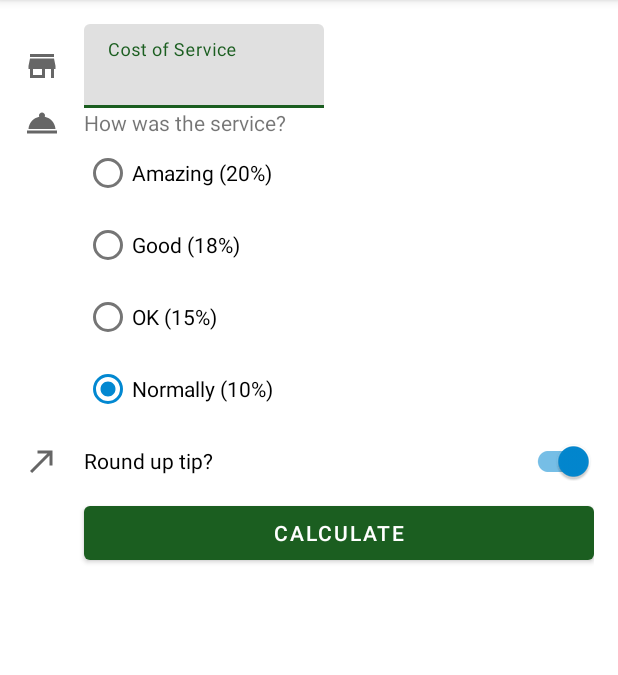
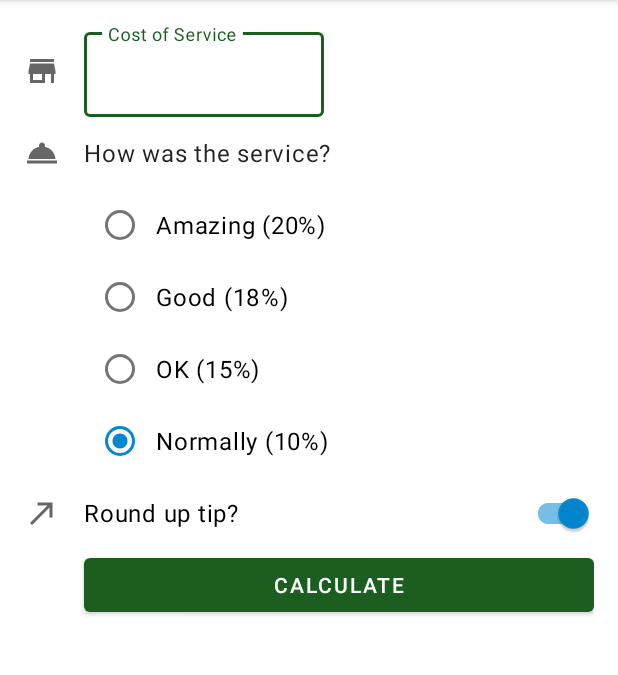
Before and after one commit to Andres-Martinez-Gutierrez/CalculadoraDePropinas, an Android app: the screen it shows after launch (MainActivity), on a phone screen of 412 x 824 dp, the part 84-759 px from its top. Run offline under Robolectric (Android 15) with nearby library versions, the phone set to English and light mode, and no system bars; 3 statements that could not run were skipped.

Commit message:
Doceavo commite
Se agregaron archivos tales como style y dimens para agregar de forma predeterminada estilos a la IU de la app

```diff
--- a/app/src/main/res/layout/activity_main.xml
+++ b/app/src/main/res/layout/activity_main.xml
@@ -51,6 +51,7 @@
         android:layout_height="wrap_content"
         android:text="How was the service?"
         android:layout_marginStart="16dp"
+        style="@style/Widget.TipTime.TextView"
         app:layout_constraintStart_toEndOf="@id/icon_service_question"
         app:layout_constraintTop_toBottomOf="@id/cost_of_service" />
 
@@ -60,6 +61,7 @@
         android:layout_height="wrap_content"
         android:checkedButton="@id/option_ten_percent"
         android:orientation="vertical"
+        style="@style/Widget.TipTime.CompoundButton.RadioButton"
         app:layout_constraintStart_toStartOf="@id/question"
         app:layout_constraintTop_toBottomOf="@id/question">
 
@@ -104,6 +106,7 @@
         android:layout_height="wrap_content"
         android:text="Round up tip?"
         android:checked="true"
+        style="@style/Widget.TipTime.CompoundButton.Switch"
         app:layout_constraintEnd_toEndOf="parent"
         app:layout_constraintStart_toStartOf="@id/tip_options"
         app:layout_constraintTop_toBottomOf="@id/tip_options" />
@@ -121,9 +124,9 @@
         android:id="@+id/tip_result"
         android:layout_width="wrap_content"
         android:layout_height="wrap_content"
-        android:textSize="24dp"
         android:textStyle="bold"
         android:layout_marginTop="8dp"
+        style="@style/Widget.TipTime.TextView"
         tools:text="Tip Amount: $10"
         app:layout_constraintEnd_toEndOf="parent"
         app:layout_constraintTop_toBottomOf="@id/calculate_button" />
--- a/app/src/main/res/values-night/themes.xml
+++ b/app/src/main/res/values-night/themes.xml
@@ -12,5 +12,11 @@
         <!-- Status bar color. -->
         <item name="android:statusBarColor" tools:targetApi="l">?attr/colorPrimaryVariant</item>
         <!-- Customize your theme here. -->
+        <!-- Text Input. -->
+        <item name="textInputStyle">@style/Widget.MaterialComponents.TextInputLayout.OutlinedBox</item>
+        <!-- Radio Button. -->
+        <item name="radioButtonStyle">@style/Widget.TipTime.CompoundButton.RadioButton</item>
+        <!-- Switch. -->
+        <item name="switchStyle">@style/Widget.TipTime.CompoundButton.Switch</item>
     </style>
 </resources>
--- /dev/null
+++ b/app/src/main/res/values/dimens.xml
@@ -0,0 +1,4 @@
+<?xml version="1.0" encoding="utf-8"?>
+<resources>
+    <dimen name="min_text_height">48dp</dimen>
+</resources>
--- /dev/null
+++ b/app/src/main/res/values/styles.xml
@@ -0,0 +1,18 @@
+<?xml version="1.0" encoding="utf-8"?>
+<resources>
+    <style name="Widget.TipTime.TextView" parent="Widget.MaterialComponents.TextView">
+        <item name="android:minHeight">@dimen/min_text_height</item>
+        <item name="android:gravity">center_vertical</item>
+        <item name="android:textAppearance">?attr/textAppearanceBody1</item>
+    </style>
+    <style name="Widget.TipTime.CompoundButton.Switch" parent="Widget.MaterialComponents.CompoundButton.Switch">
+        <item name="android:minHeight">@dimen/min_text_height</item>
+        <item name="android:gravity">center_vertical</item>
+        <item name="android:textAppearance">?attr/textAppearanceBody1</item>
+    </style>
+    <style name="Widget.TipTime.CompoundButton.RadioButton" parent="Widget.MaterialComponents.CompoundButton.RadioButton">
+        <item name="android:paddingStart">8dp</item>
+        <item name="android:textAppearance">?attr/textAppearanceBody1</item>
+    </style>
+
+</resources>
--- a/app/src/main/res/values/themes.xml
+++ b/app/src/main/res/values/themes.xml
@@ -12,5 +12,11 @@
         <!-- Status bar color. -->
         <item name="android:statusBarColor" tools:targetApi="l">?attr/colorPrimaryVariant</item>
         <!-- Customize your theme here. -->
+        <!-- Text Input. -->
+        <item name="textInputStyle">@style/Widget.MaterialComponents.TextInputLayout.OutlinedBox</item>
+        <!-- Radio Button. -->
+        <item name="radioButtonStyle">@style/Widget.TipTime.CompoundButton.RadioButton</item>
+        <!-- Switch. -->
+        <item name="switchStyle">@style/Widget.TipTime.CompoundButton.Switch</item>
     </style>
 </resources>
```
